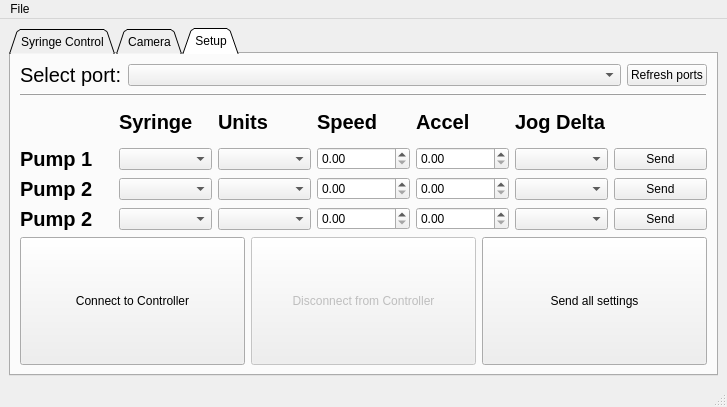
sbooeshaghi/POSEIDON-Open-Source-Microfluidics-Platform, file poseidon_controller_gui.ui: the form before one commit.
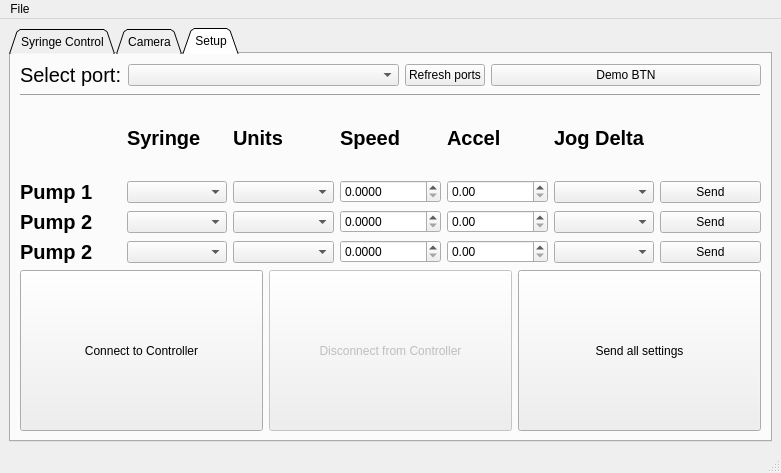
The form after the commit.

Patch:
```diff
--- a/poseidon_controller_gui.ui
+++ b/poseidon_controller_gui.ui
@@ -6,8 +6,8 @@
    <rect>
     <x>0</x>
     <y>0</y>
-    <width>715</width>
-    <height>407</height>
+    <width>781</width>
+    <height>473</height>
    </rect>
   </property>
   <property name="windowTitle">
@@ -813,6 +813,13 @@
             </property>
            </widget>
           </item>
+          <item>
+           <widget class="QPushButton" name="demo_BTN">
+            <property name="text">
+             <string>Demo BTN</string>
+            </property>
+           </widget>
+          </item>
          </layout>
         </item>
         <item>
@@ -857,13 +864,21 @@
              </widget>
             </item>
             <item row="1" column="3">
-             <widget class="QDoubleSpinBox" name="p1_speed_INPUT"/>
+             <widget class="QDoubleSpinBox" name="p1_speed_INPUT">
+              <property name="decimals">
+               <number>4</number>
+              </property>
+             </widget>
             </item>
             <item row="2" column="1">
              <widget class="QComboBox" name="p2_syringe_DROPDOWN"/>
             </item>
             <item row="2" column="3">
-             <widget class="QDoubleSpinBox" name="p2_speed_INPUT"/>
+             <widget class="QDoubleSpinBox" name="p2_speed_INPUT">
+              <property name="decimals">
+               <number>4</number>
+              </property>
+             </widget>
             </item>
             <item row="1" column="4">
              <widget class="QDoubleSpinBox" name="p1_accel_INPUT">
@@ -876,7 +891,11 @@
              <widget class="QComboBox" name="p3_syringe_DROPDOWN"/>
             </item>
             <item row="3" column="3">
-             <widget class="QDoubleSpinBox" name="p3_speed_INPUT"/>
+             <widget class="QDoubleSpinBox" name="p3_speed_INPUT">
+              <property name="decimals">
+               <number>4</number>
+              </property>
+             </widget>
             </item>
             <item row="1" column="2">
              <widget class="QComboBox" name="p1_units_DROPDOWN"/>
@@ -1084,7 +1103,7 @@
     <rect>
      <x>0</x>
      <y>0</y>
-     <width>715</width>
+     <width>781</width>
      <height>22</height>
     </rect>
    </property>
```
